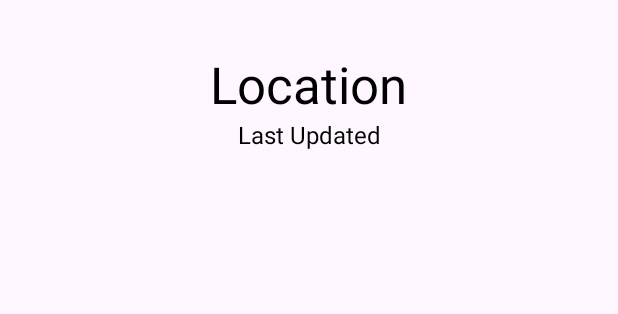
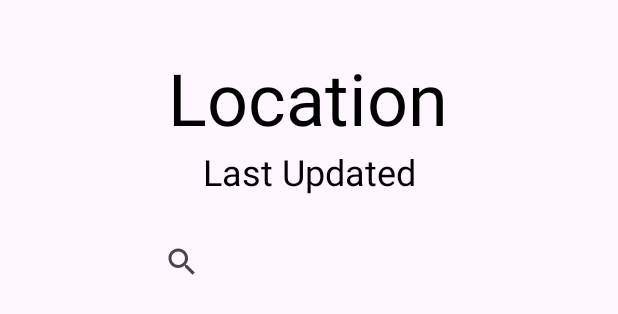
Before and after one commit to malabudi/Projecct4-CIS436, an Android app: the layout fragment_location.xml on its own in the app's theme, with its tools: preview values and no code run, on a phone screen of 412 x 824 dp. Shown: the top 314 px of the screen. Run offline under Robolectric (Android 15) with nearby library versions, the phone set to English and light mode, and no system bars; network calls fail.

Commit message:
Make API call by city and expand the weatherViewModel

```diff
--- a/app/src/main/res/layout/fragment_location.xml
+++ b/app/src/main/res/layout/fragment_location.xml
@@ -9,12 +9,12 @@
 
     <TextView
         android:id="@+id/tvLocation"
-        android:layout_width="wrap_content"
-        android:layout_height="wrap_content"
+        android:layout_width="217dp"
+        android:layout_height="65dp"
         android:text="Location"
         android:textAlignment="center"
         android:textColor="@color/black"
-        android:textSize="34sp"
+        android:textSize="48sp"
         app:layout_constraintBottom_toBottomOf="parent"
         app:layout_constraintEnd_toEndOf="parent"
         app:layout_constraintHorizontal_bias="0.498"
@@ -28,11 +28,22 @@
         android:layout_height="wrap_content"
         android:text="Last Updated"
         android:textColor="@color/black"
-        android:textSize="16sp"
+        android:textSize="24sp"
+        app:layout_constraintEnd_toEndOf="parent"
+        app:layout_constraintStart_toStartOf="parent"
+        app:layout_constraintTop_toBottomOf="@+id/tvLocation" />
+
+    <SearchView
+        android:id="@+id/searchBar"
+        android:layout_width="215dp"
+        android:layout_height="50dp"
+        android:layout_marginTop="12dp"
+        android:queryHint="Search location here..."
         app:layout_constraintBottom_toBottomOf="parent"
         app:layout_constraintEnd_toEndOf="parent"
+        app:layout_constraintHorizontal_bias="0.494"
         app:layout_constraintStart_toStartOf="parent"
-        app:layout_constraintTop_toBottomOf="@+id/tvLocation"
-        app:layout_constraintVertical_bias="0.0" />
+        app:layout_constraintTop_toBottomOf="@+id/tvLastUpdated"
+        app:layout_constraintVertical_bias="0.011" />
 
 </androidx.constraintlayout.widget.ConstraintLayout>
```
Also changed, not shown: app/src/main/java/com/weather/project4/WeatherViewModel.kt (+37 -7 lines), app/src/main/res/layout/activity_main.xml (+5 -3 lines), app/src/main/res/layout/fragment_data.xml (+6 -4 lines).
